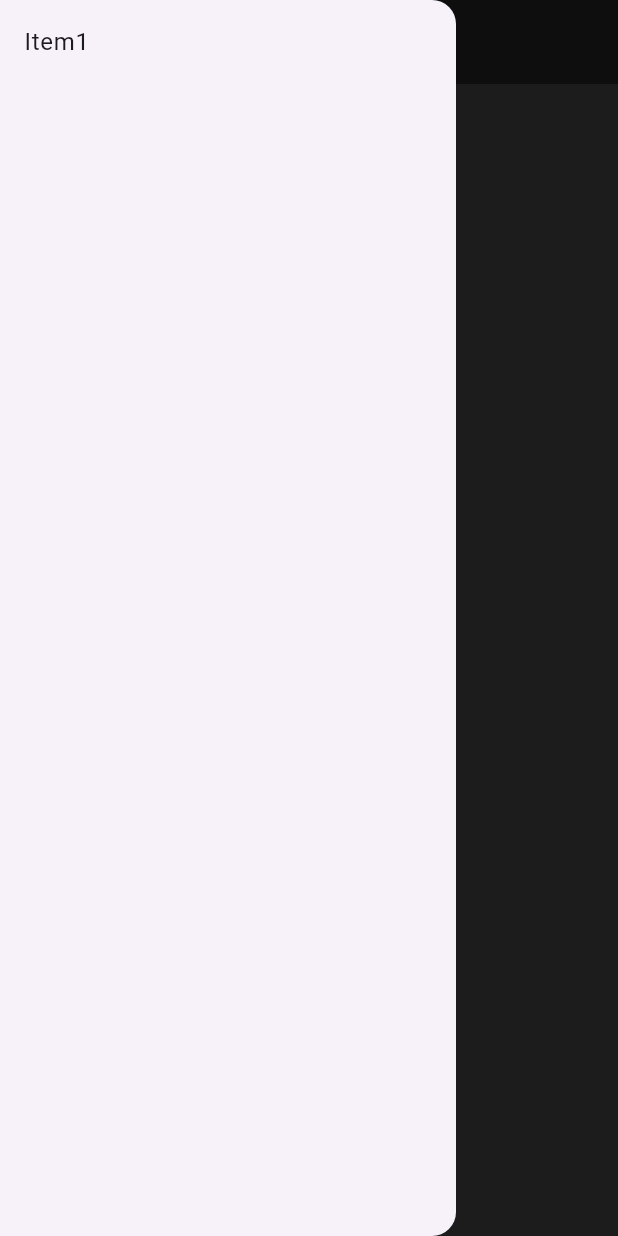
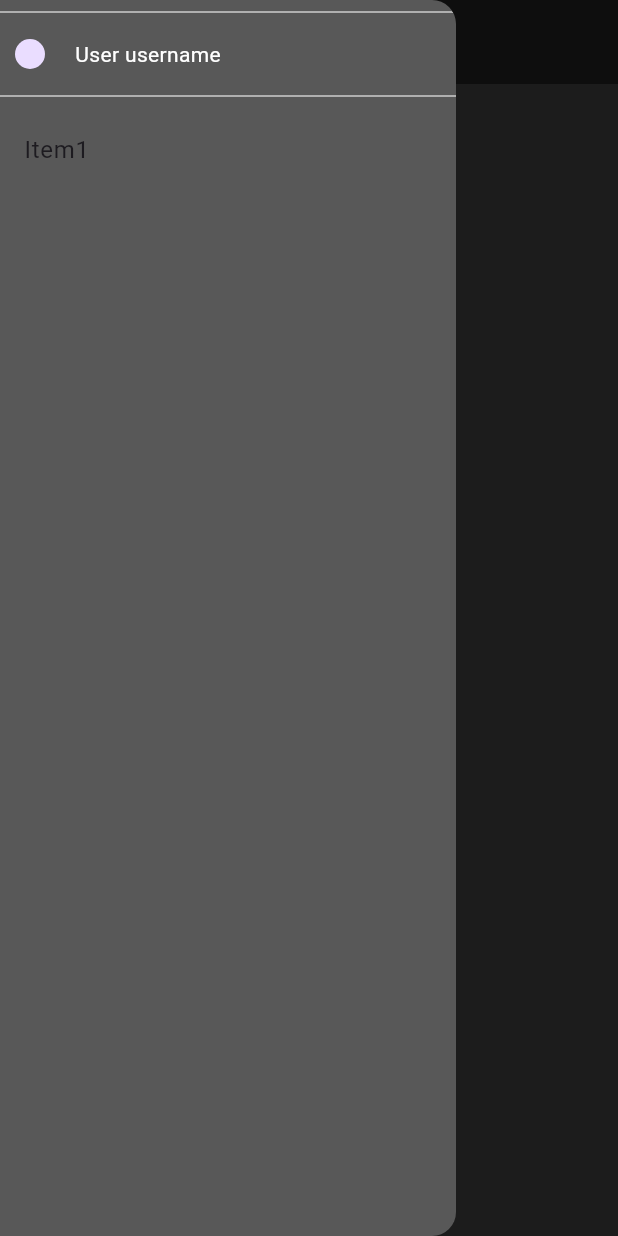
Before and after one commit to ksobi4/shopping-list-app, a Flutter app: the HomePage screen opened by its route, with the side drawer open, on a phone screen of 412 x 824 dp. Run offline on Flutter 3.47's test engine with Material 2 defaults, Android fonts, the phone set to English and light mode, and no system bars; our stand-ins replace easy_localization, firebase_core, get_it, go_router, google_fonts, hive and 1 more; accounts and stored records are empty.

Commit message:
add drawer widget

```diff
--- a/lib/core/consts.dart
+++ b/lib/core/consts.dart
@@ -1,5 +1,5 @@
 abstract class Consts {
-  static var HIVE_BOX = "hive_box123";
+  static var HIVE_BOX = "hive_box1243";
 }
 
 abstract class HiveConsts {
--- a/lib/core/themes.dart
+++ b/lib/core/themes.dart
@@ -1,28 +1,62 @@
+// ignore_for_file: prefer_const_constructors
+
 import 'package:flutter/material.dart';
+import 'package:flutter/services.dart';
 import 'package:google_fonts/google_fonts.dart';
 
 MaterialStateProperty<T?> convert<T>(T color) {
   return MaterialStateProperty.all<T>(color);
 }
 
-Color accentColor = Color.fromARGB(255, 138, 14, 221);
+//Colors
+Color primary = Color.fromARGB(255, 54, 117, 70);
+
+Color onPrimaryDark = Color.fromARGB(255, 31, 31, 31);
+Color onPrimary = Color.fromARGB(255, 61, 61, 61);
+Color onPrimaryLight = Color.fromARGB(255, 88, 88, 88);
+
+Color onSecondary = Color.fromARGB(255, 255, 255, 255);
+
+//----------------------------------------------------------
+//
+Color scaffoldBg = onPrimary;
+
+//appBar
+Color appBarBg = onPrimaryDark;
+Color statusBar = onPrimary;
+
+//Text
+Color textColor = onSecondary;
 
 TextStyle basicTextStyle =
-    GoogleFonts.roboto(textStyle: const TextStyle(color: Colors.white));
+    GoogleFonts.roboto(textStyle: TextStyle(color: textColor));
 
+//-----------------------------------------------------------
+//Theme parts
+DrawerThemeData _drawerTheme = DrawerThemeData(
+  backgroundColor: onPrimaryLight,
+);
+
+AppBarTheme _appBarTheme = AppBarTheme(
+  systemOverlayStyle: SystemUiOverlayStyle(statusBarColor: statusBar),
+  backgroundColor: appBarBg,
+  titleTextStyle: TextStyle(color: textColor),
+);
+
+ElevatedButtonThemeData _elevatedButtonThemeData = ElevatedButtonThemeData(
+    style: ButtonStyle(
+  backgroundColor: convert<Color>(primary),
+  textStyle: convert<TextStyle>(basicTextStyle),
+));
+
+//-----------------------------------------------------------
+//theme
 ThemeData theme1 = ThemeData(
   useMaterial3: true,
-  scaffoldBackgroundColor: Color.fromARGB(255, 61, 61, 61),
-  textTheme: TextTheme(
-    // bodyText1: TextStyle(color: Colors.white),
-    bodyText2:
-        GoogleFonts.roboto(textStyle: const TextStyle(color: Colors.white)),
-  ),
-  appBarTheme: const AppBarTheme(
-      backgroundColor: Color.fromARGB(255, 31, 31, 31),
-      titleTextStyle: TextStyle(color: Colors.white)),
-  elevatedButtonTheme: ElevatedButtonThemeData(
-      style: ButtonStyle(
-          backgroundColor: convert<Color>(accentColor),
-          textStyle: convert<TextStyle>(basicTextStyle))),
+  primaryColor: primary,
+  scaffoldBackgroundColor: scaffoldBg,
+  textTheme: TextTheme(bodyText2: basicTextStyle),
+  appBarTheme: _appBarTheme,
+  // elevatedButtonTheme: _elevatedButtonThemeData,
+  drawerTheme: _drawerTheme,
 );
--- /dev/null
+++ b/lib/core/widgets/drawer_widget.dart
@@ -0,0 +1,69 @@
+import 'package:flutter/material.dart';
+
+class DrawerWidget extends StatelessWidget {
+  const DrawerWidget({super.key});
+
+  @override
+  Widget build(BuildContext context) {
+    return SafeArea(
+      child: Drawer(
+        child: ListView(
+          padding: EdgeInsets.zero,
+          children: [
+            const Divider(color: Colors.white70),
+            _buildHeader(),
+            const Divider(color: Colors.white70),
+            ListTile(
+              title: Text('Item1'),
+            ),
+            _buildMenuItem(text: '')
+          ],
+        ),
+      ),
+    );
+  }
+
+  Widget _buildHeader() {
+    return InkWell(
+      onTap: () {},
+      child: Container(
+        padding: const EdgeInsets.all(10),
+        child: Row(
+          children: const [
+            CircleAvatar(radius: 10),
+            SizedBox(width: 20),
+            Text('User username'),
+          ],
+        ),
+      ),
+    );
+  }
+
+  Widget _buildMenuItem({
+    required String text,
+    IconData? icon,
+    VoidCallback? onClicked,
+  }) {
+    final color = Colors.grey[300];
+
+    return Center(
+      child: ListTile(
+        leading: icon != null ? Icon(icon, color: color) : null,
+        title: Text(text),
+        onTap: onClicked,
+      ),
+    );
+  }
+
+  void _selectItem(BuildContext context, int index) {
+    switch (index) {
+      case 1:
+        // context.router.replace(const GradesRoute());
+        break;
+      case 2:
+        // context.router.replace(const TestRoute());
+        break;
+    }
+    Navigator.pop(context);
+  }
+}
--- a/lib/home_page.dart
+++ b/lib/home_page.dart
@@ -1,5 +1,6 @@
 import 'package:easy_localization/easy_localization.dart';
 import 'package:flutter/material.dart';
+import 'package:shopping_list/core/widgets/drawer_widget.dart';
 
 class HomePage extends StatefulWidget {
   const HomePage({super.key});
@@ -20,16 +21,7 @@ class _HomePageState extends State<HomePage> {
           const Text('helo'),
         ],
       ),
-      drawer: Drawer(
-        child: ListView(
-          padding: EdgeInsets.zero,
-          children: [
-            ListTile(
-              title: Text('Item1'),
-            )
-          ],
-        ),
-      ),
+      drawer: const DrawerWidget(),
     );
     ;
   }
--- a/lib/main.dart
+++ b/lib/main.dart
@@ -1,5 +1,7 @@
 import 'package:easy_localization/easy_localization.dart';
 import 'package:firebase_core/firebase_core.dart';
+import 'package:flutter/material.dart';
+import 'package:flutter/material.dart';
 import 'package:flutter/material.dart';
 import 'package:hive/hive.dart';
 import 'package:path_provider/path_provider.dart';
```
